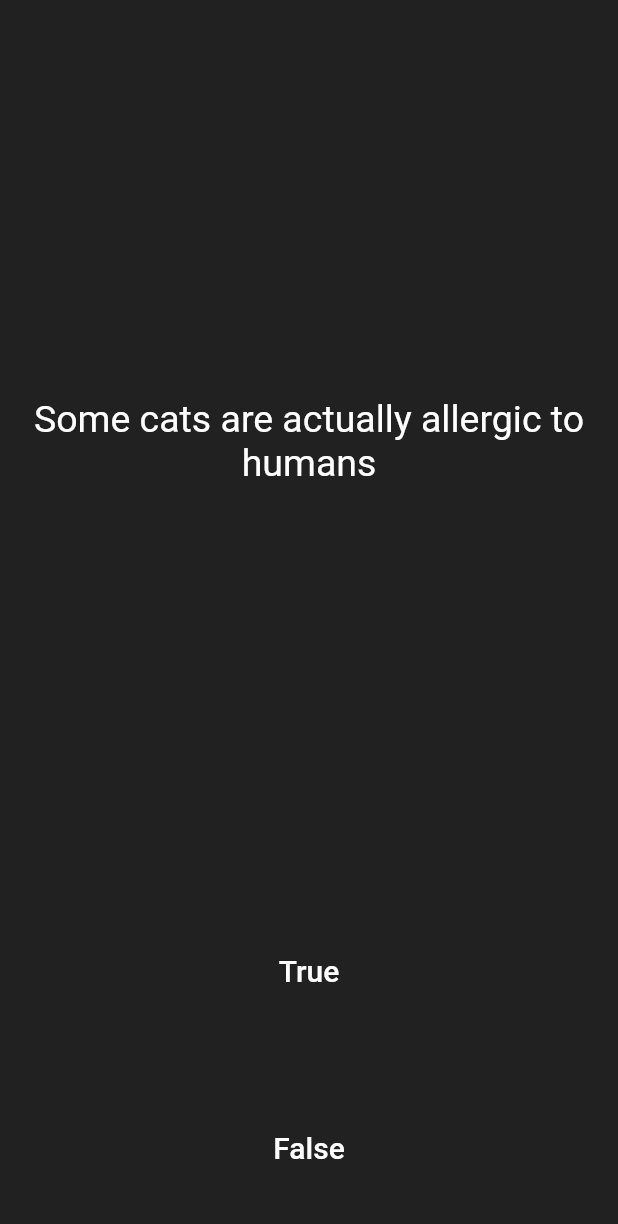
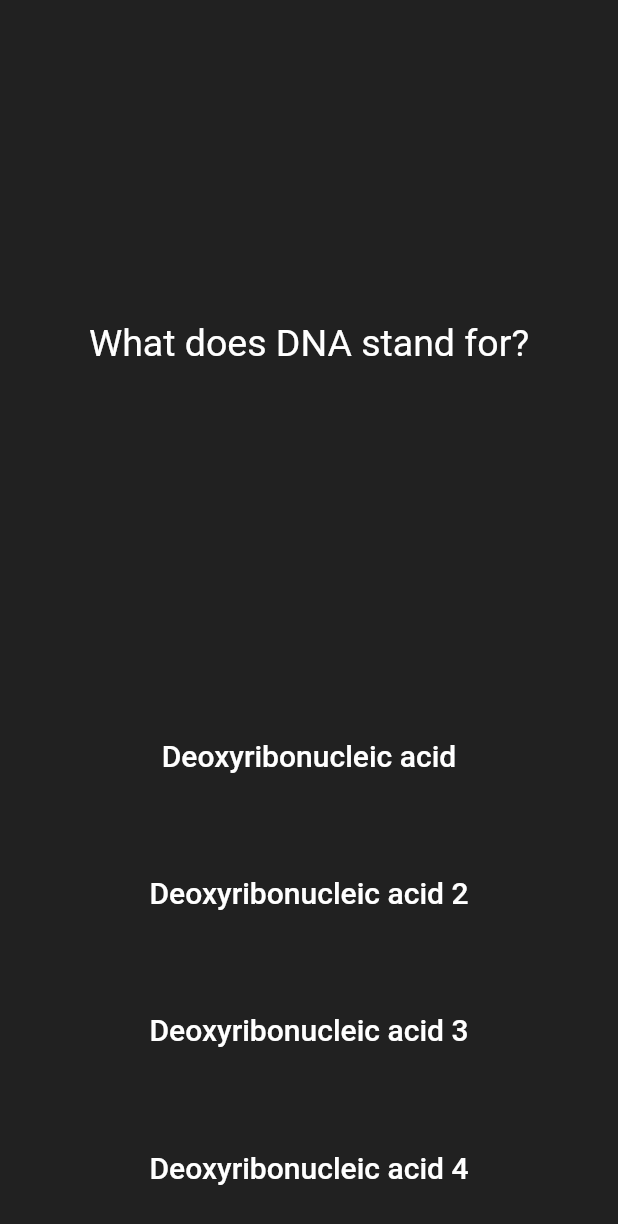
Before and after one commit to PauloMendesGit/ScienceQuiz, a Flutter app: the screen it shows after launch, on a phone screen of 412 x 824 dp. Shown: the top 1224 px of the screen. Run offline on Flutter 3.47's test engine with Material 2 defaults, Android fonts, the phone set to English and light mode, and no system bars; missing offline and left inert: dart:ffi.

Commit message:
added more options to the quiz

```diff
--- a/lib/main.dart
+++ b/lib/main.dart
@@ -1,3 +1,5 @@
+import 'dart:ffi';
+
 import 'package:flutter/material.dart';
 //import 'package:rflutter_alert/rflutter_alert.dart';
 import 'quiz_brain.dart';
@@ -36,8 +38,8 @@ class ScienceQuizPage extends StatefulWidget {
 class _ScienceQuizPageState extends State<ScienceQuizPage> {
   List<Icon> scoreKeeper = [];
 
-  void checkAnswer(bool userPickedAnswer) {
-    bool correctAnswer = quizBrain.getCorrectAnswer();
+  void checkAnswer(String userPickedAnswer) {
+    String correctAnswer = quizBrain.getCorrectAnswer();
 
     setState(() {
       //TODO: Step 4 - Use IF/ELSE to check if we've reached the end of the quiz. If so,
@@ -108,30 +110,24 @@ class _ScienceQuizPageState extends State<ScienceQuizPage> {
             ),
           ),
         ),
-        Expanded(
+        answerButton(0),
+        answerButton(1),
+        answerButton(2),
+        answerButton(3),
+        Row(
+          children: scoreKeeper,
+        )
+      ],
+    );
+  }
+
+  Widget answerButton(int questionNumber) {
+    return Expanded(
       child: Padding(
         padding: EdgeInsets.all(15.0),
         child: TextButton(
           child: Text(
-                'True',
-                style: TextStyle(
-                  color: Colors.white,
-                  fontSize: 20.0,
-                ),
-              ),
-              onPressed: () {
-                //The user picked true.
-                checkAnswer(true);
-              },
-            ),
-          ),
-        ),
-        Expanded(
-          child: Padding(
-            padding: EdgeInsets.all(15.0),
-            child: TextButton(
-              child: Text(
-                'False',
+            quizBrain.getQuestionOptions()[questionNumber],
             style: TextStyle(
               fontSize: 20.0,
               color: Colors.white,
@@ -139,15 +135,10 @@ class _ScienceQuizPageState extends State<ScienceQuizPage> {
           ),
           onPressed: () {
 //The user picked false.
-                checkAnswer(false);
+            checkAnswer(quizBrain.getQuestionOptions()[questionNumber]);
           },
         ),
       ),
-        ),
-        Row(
-          children: scoreKeeper,
-        )
-      ],
     );
   }
 }
--- a/lib/question.dart
+++ b/lib/question.dart
@@ -1,6 +1,7 @@
 class Question {
   String questionText;
-  bool questionAnswer;
+  List<String> questionOptions;
+  String questionAnswer;
 
-  Question(this.questionText, this.questionAnswer);
+  Question(this.questionText, this.questionOptions, this.questionAnswer);
 }
--- a/lib/quiz_brain.dart
+++ b/lib/quiz_brain.dart
@@ -1,34 +1,30 @@
+import 'dart:ffi';
+
 import 'question.dart';
 
 class QuizBrain {
   int _questionNumber = 0;
 
   List<Question> _questionBank = [
-    Question('Some cats are actually allergic to humans', true),
-    Question('You can lead a cow down stairs but not up stairs.', false),
-    Question('Approximately one quarter of human bones are in the feet.', true),
-    Question('A slug\'s blood is green.', true),
-    Question('Buzz Aldrin\'s mother\'s maiden name was \"Moon\".', true),
-    Question('It is illegal to pee in the Ocean in Portugal.', true),
+    Question('What does DNA stand for?', ["Deoxyribonucleic acid", "Deoxyribonucleic acid 2", "Deoxyribonucleic acid 3", "Deoxyribonucleic acid 4"], "Deoxyribonucleic acid"),
+    Question('You can lead a cow down stairs but not up stairs.', ["Deoxyribonucleic acid", "Deoxyribonucleic acid", "Deoxyribonucleic acid", "Deoxyribonucleic acid"], "Deoxyribonucleic acid"),
+    Question('Approximately one quarter of human bones are in the feet.', ["Deoxyribonucleic acid", "Deoxyribonucleic acid", "Deoxyribonucleic acid", "Deoxyribonucleic acid"], "Deoxyribonucleic acid"),
+    Question('A slug\'s blood is green.', ["Deoxyribonucleic acid", "Deoxyribonucleic acid", "Deoxyribonucleic acid", "Deoxyribonucleic acid"], "Deoxyribonucleic acid"),
+    Question('Buzz Aldrin\'s mother\'s maiden name was \"Moon\".', ["Deoxyribonucleic acid", "Deoxyribonucleic acid", "Deoxyribonucleic acid", "Deoxyribonucleic acid"], "Deoxyribonucleic acid"),
+    Question('It is illegal to pee in the Ocean in Portugal.', ["Deoxyribonucleic acid", "Deoxyribonucleic acid", "Deoxyribonucleic acid", "Deoxyribonucleic acid"], "Deoxyribonucleic acid"),
     Question(
-        'No piece of square dry paper can be folded in half more than 7 times.',
-        false),
+        'No piece of square dry paper can be folded in half more than 7 times.', ["Deoxyribonucleic acid", "Deoxyribonucleic acid", "Deoxyribonucleic acid", "Deoxyribonucleic acid"], "Deoxyribonucleic acid"),
     Question(
-        'In London, UK, if you happen to die in the House of Parliament, you are technically entitled to a state funeral, because the building is considered too sacred a place.',
-        true),
+        'In London, UK, if you happen to die in the House of Parliament, you are technically entitled to a state funeral, because the building is considered too sacred a place.', ["Deoxyribonucleic acid", "Deoxyribonucleic acid", "Deoxyribonucleic acid", "Deoxyribonucleic acid"], "Deoxyribonucleic acid"),
     Question(
-        'The loudest sound produced by any animal is 188 decibels. That animal is the African Elephant.',
-        false),
+        'The loudest sound produced by any animal is 188 decibels. That animal is the African Elephant.', ["Deoxyribonucleic acid", "Deoxyribonucleic acid", "Deoxyribonucleic acid", "Deoxyribonucleic acid"], "Deoxyribonucleic acid"),
     Question(
-        'The total surface area of two human lungs is approximately 70 square metres.',
-        true),
-    Question('Google was originally called \"Backrub\".', true),
+        'The total surface area of two human lungs is approximately 70 square metres.', ["Deoxyribonucleic acid", "Deoxyribonucleic acid", "Deoxyribonucleic acid", "Deoxyribonucleic acid"], "Deoxyribonucleic acid"),
+    Question('Google was originally called \"Backrub\".', ["Deoxyribonucleic acid", "Deoxyribonucleic acid", "Deoxyribonucleic acid", "Deoxyribonucleic acid"], "Deoxyribonucleic acid"),
     Question(
-        'Chocolate affects a dog\'s heart and nervous system; a few ounces are enough to kill a small dog.',
-        true),
+        'Chocolate affects a dog\'s heart and nervous system; a few ounces are enough to kill a small dog.', ["Deoxyribonucleic acid", "Deoxyribonucleic acid", "Deoxyribonucleic acid", "Deoxyribonucleic acid"], "Deoxyribonucleic acid"),
     Question(
-        'In West Virginia, USA, if you accidentally hit an animal with your car, you are free to take it home to eat.',
-        true),
+        'In West Virginia, USA, if you accidentally hit an animal with your car, you are free to take it home to eat.', ["Deoxyribonucleic acid", "Deoxyribonucleic acid", "Deoxyribonucleic acid", "Deoxyribonucleic acid"], "Deoxyribonucleic acid"),
   ];
 
   void nextQuestion() {
@@ -41,7 +37,11 @@ class QuizBrain {
     return _questionBank[_questionNumber].questionText;
   }
 
-  bool getCorrectAnswer() {
+  List<String> getQuestionOptions() {
+    return _questionBank[_questionNumber].questionOptions;
+  }
+
+  String getCorrectAnswer() {
     return _questionBank[_questionNumber].questionAnswer;
   }
 
```
Lines whose indentation alone changed are shown as unchanged.
